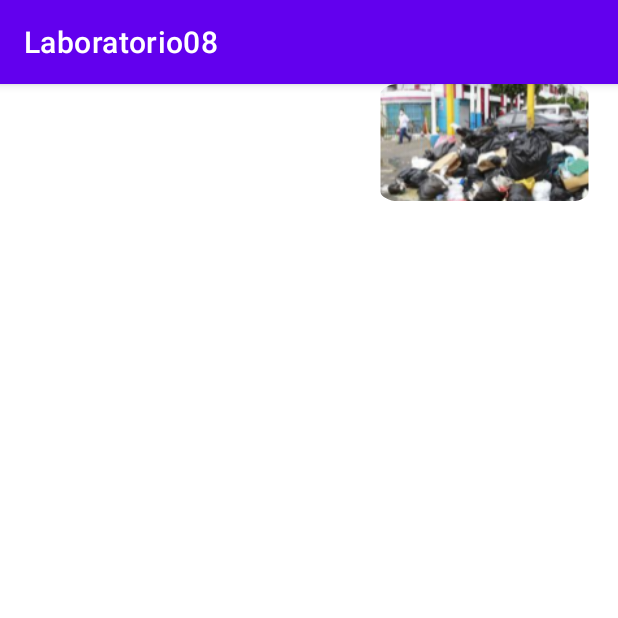
After one commit to Team-IDNP/Laboratorio_08, an Android app: the ReporteActivity screen opened directly, with no data from a screen before it, on a phone screen of 412 x 824 dp, the top half of it. The commit adds this screen. Run offline under Robolectric (Android 15) with nearby library versions, the phone set to English and light mode, and no system bars.

Commit message:
Agregar onClick para items del RecyclerView

```diff
--- a/app/src/main/AndroidManifest.xml
+++ b/app/src/main/AndroidManifest.xml
@@ -17,6 +17,10 @@
             android:exported="true">
         </activity>
         <activity
+            android:name=".ReporteActivity"
+            android:exported="true">
+        </activity>
+        <activity
             android:name=".MainActivity"
             android:exported="true">
             <intent-filter>
--- a/app/src/main/java/com/example/laboratorio08/MainActivity.java
+++ b/app/src/main/java/com/example/laboratorio08/MainActivity.java
@@ -24,8 +24,7 @@ public class MainActivity extends AppCompatActivity {
 
         list = ReporteGenerator.generar(50);
 
-        ReporteAdapter rAdapter = new ReporteAdapter(list);
-
+        ReporteAdapter rAdapter = new ReporteAdapter(list, this);
 
         recicler.setAdapter(rAdapter);
         Log.e("a", "recicler.");
--- /dev/null
+++ b/app/src/main/java/com/example/laboratorio08/ReporteActivity.java
@@ -0,0 +1,32 @@
+package com.example.laboratorio08;
+
+import android.content.Intent;
+import android.os.Bundle;
+import android.widget.TextView;
+
+import androidx.appcompat.app.AppCompatActivity;
+
+public class ReporteActivity extends AppCompatActivity {
+
+    @Override
+    protected void onCreate(Bundle savedInstanceState) {
+        super.onCreate(savedInstanceState);
+        setContentView(R.layout.activity_reporte);
+
+        Intent intent = getIntent();
+        String departamento = intent.getStringExtra("Departamento");
+        String provincia = intent.getStringExtra("Provincia");
+        String distrito = intent.getStringExtra("Distrito");
+
+        TextView txt;
+        txt = findViewById(R.id.txtDepartamento);
+        txt.setText(departamento);
+
+        txt = findViewById(R.id.txtProvincia);
+        txt.setText(provincia);
+
+        txt = findViewById(R.id.txtDistrito);
+        txt.setText(distrito);
+    }
+
+}
--- /dev/null
+++ b/app/src/main/res/layout/activity_reporte.xml
@@ -0,0 +1,50 @@
+<?xml version="1.0" encoding="utf-8"?>
+<androidx.constraintlayout.widget.ConstraintLayout xmlns:android="http://schemas.android.com/apk/res/android"
+    xmlns:app="http://schemas.android.com/apk/res-auto"
+    xmlns:tools="http://schemas.android.com/tools"
+    android:layout_width="match_parent"
+    android:layout_height="match_parent">
+
+    <LinearLayout
+        android:layout_width="match_parent"
+        android:layout_height="match_parent"
+        android:orientation="vertical">
+
+        <LinearLayout
+            android:layout_width="match_parent"
+            android:layout_height="100dp"
+            android:orientation="horizontal">
+
+            <TextView
+                android:id="@+id/txtDepartamento"
+                android:layout_width="wrap_content"
+                android:layout_height="wrap_content"
+                android:layout_weight="1"
+                android:text="Departamento" />
+
+            <TextView
+                android:id="@+id/txtProvincia"
+                android:layout_width="wrap_content"
+                android:layout_height="wrap_content"
+                android:layout_weight="1"
+                android:text="Provincia" />
+
+            <TextView
+                android:id="@+id/txtDistrito"
+                android:layout_width="wrap_content"
+                android:layout_height="wrap_content"
+                android:layout_weight="1"
+                android:text="Distrito" />
+
+            <ImageView
+                android:id="@+id/imgReporte"
+                android:layout_width="100dp"
+                android:layout_height="78dp"
+                android:layout_weight="1"
+                app:srcCompat="@mipmap/img_basura" />
+
+        </LinearLayout>
+
+    </LinearLayout>
+
+</androidx.constraintlayout.widget.ConstraintLayout>
```
Also changed, not shown: app/src/main/java/com/example/laboratorio08/ReporteAdapter.java (+22 -5 lines).
